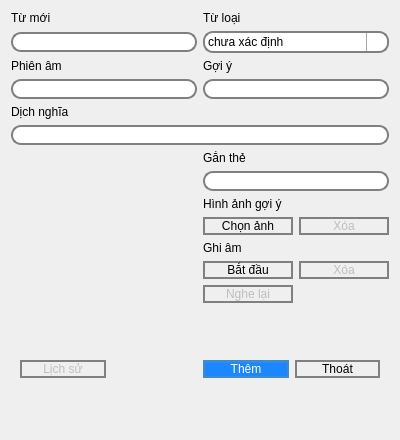
deserteagle735/memento, file interface/form/add.ui: the form before one commit.
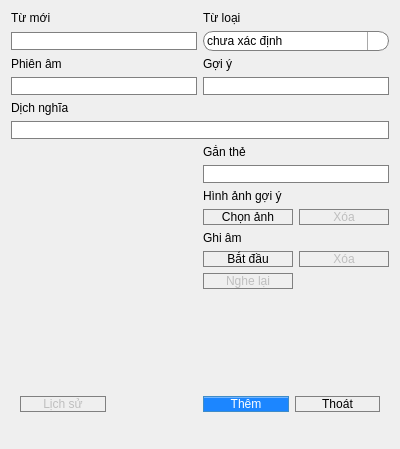
The form after the commit. Icons and pictures are not drawn.

What changed in the file:
```diff
--- a/interface/form/add.ui
+++ b/interface/form/add.ui
@@ -10,7 +10,7 @@
     <x>0</x>
     <y>0</y>
     <width>400</width>
-    <height>440</height>
+    <height>449</height>
    </rect>
   </property>
   <property name="windowTitle">
@@ -78,9 +78,16 @@
      <item row="1" column="0">
       <widget class="QLineEdit" name="text_vocabulary">
        <property name="styleSheet">
-        <string notr="true">border-radius:10px;
-border:2px solid gray;
-padding: 0 8px;</string>
+        <string notr="true">QLineEdit{
+border-radius:10px;
+border:1px solid gray;
+padding: 0 8px;
+}
+
+QLineEdit:focus
+{
+    border: 1px solid #006080;
+}</string>
        </property>
       </widget>
      </item>
@@ -115,17 +122,22 @@
           <bool>false</bool>
          </property>
          <property name="styleSheet">
-          <string notr="true">border-radius:10px;
-border:2px solid gray;
+          <string notr="true">QPushButton{border-radius:10px;
+border:1px solid gray;
 padding: 0 8px;
- background-color: qlineargradient(x1: 0, y1: 0, x2: 0, y2: 1,
-                                      stop: 0 #f6f7fa, stop: 1 #dadbde);</string>
+background-color: qlineargradient(x1: 0, y1: 0, x2: 0, y2: 1,
+                                      stop: 0 #f6f7fa, stop: 1 #dadbde);
+}
+
+QPushButton:focus{
+border: 1px solid #006080;
+}</string>
          </property>
          <property name="text">
           <string>Xóa</string>
          </property>
          <property name="autoDefault">
-          <bool>false</bool>
+          <bool>true</bool>
          </property>
         </widget>
        </item>
@@ -135,34 +147,44 @@
           <bool>false</bool>
          </property>
          <property name="styleSheet">
-          <string notr="true">border-radius:10px;
-border:2px solid gray;
+          <string notr="true">QPushButton{border-radius:10px;
+border:1px solid gray;
 padding: 0 8px;
- background-color: qlineargradient(x1: 0, y1: 0, x2: 0, y2: 1,
-                                      stop: 0 #f6f7fa, stop: 1 #dadbde);</string>
+background-color: qlineargradient(x1: 0, y1: 0, x2: 0, y2: 1,
+                                      stop: 0 #f6f7fa, stop: 1 #dadbde);
+}
+
+QPushButton:focus{
+border: 1px solid #006080;
+}</string>
          </property>
          <property name="text">
           <string>Xóa</string>
          </property>
          <property name="autoDefault">
-          <bool>false</bool>
+          <bool>true</bool>
          </property>
         </widget>
        </item>
        <item row="6" column="0">
         <widget class="QPushButton" name="button_record">
          <property name="styleSheet">
-          <string notr="true">border-radius:10px;
-border:2px solid gray;
+          <string notr="true">QPushButton{border-radius:10px;
+border:1px solid gray;
 padding: 0 8px;
- background-color: qlineargradient(x1: 0, y1: 0, x2: 0, y2: 1,
-                                      stop: 0 #f6f7fa, stop: 1 #dadbde);</string>
+background-color: qlineargradient(x1: 0, y1: 0, x2: 0, y2: 1,
+                                      stop: 0 #f6f7fa, stop: 1 #dadbde);
+}
+
+QPushButton:focus{
+border: 1px solid #006080;
+}</string>
          </property>
          <property name="text">
           <string>Bắt đầu</string>
          </property>
          <property name="autoDefault">
-          <bool>false</bool>
+          <bool>true</bool>
          </property>
          <property name="flat">
           <bool>false</bool>
@@ -175,17 +197,22 @@
           <bool>false</bool>
          </property>
          <property name="styleSheet">
-          <string notr="true">border-radius:10px;
-border:2px solid gray;
+          <string notr="true">QPushButton{border-radius:10px;
+border:1px solid gray;
 padding: 0 8px;
- background-color: qlineargradient(x1: 0, y1: 0, x2: 0, y2: 1,
-                                      stop: 0 #f6f7fa, stop: 1 #dadbde);</string>
+background-color: qlineargradient(x1: 0, y1: 0, x2: 0, y2: 1,
+                                      stop: 0 #f6f7fa, stop: 1 #dadbde);
+}
+
+QPushButton:focus{
+border: 1px solid #006080;
+}</string>
          </property>
          <property name="text">
           <string>Nghe lại</string>
          </property>
          <property name="autoDefault">
-          <bool>false</bool>
+          <bool>true</bool>
          </property>
          <property name="flat">
           <bool>false</bool>
@@ -215,26 +242,38 @@
        <item row="3" column="0">
         <widget class="QPushButton" name="button_choose_picture">
          <property name="styleSheet">
-          <string notr="true">border-radius:10px;
-border:2px solid gray;
+          <string notr="true">QPushButton{border-radius:10px;
+border:1px solid gray;
 padding: 0 8px;
- background-color: qlineargradient(x1: 0, y1: 0, x2: 0, y2: 1,
-                                      stop: 0 #f6f7fa, stop: 1 #dadbde);</string>
+background-color: qlineargradient(x1: 0, y1: 0, x2: 0, y2: 1,
+                                      stop: 0 #f6f7fa, stop: 1 #dadbde);
+}
+
+QPushButton:focus{
+border: 1px solid #006080;
+}</string>
          </property>
          <property name="text">
           <string>Chọn ảnh</string>
          </property>
          <property name="autoDefault">
-          <bool>false</bool>
+          <bool>true</bool>
          </property>
         </widget>
        </item>
        <item row="1" column="0" colspan="2">
         <widget class="QLineEdit" name="text_tag">
          <property name="styleSheet">
-          <string notr="true">border-radius:10px;
-border:2px solid gray;
-padding: 0 8px;</string>
+          <string notr="true">QLineEdit{
+border-radius:10px;
+border:1px solid gray;
+padding: 0 8px;
+}
+
+QLineEdit:focus
+{
+    border: 1px solid #006080;
+}</string>
          </property>
         </widget>
        </item>
@@ -253,9 +292,16 @@
      <item row="3" column="1">
       <widget class="QLineEdit" name="text_hint">
        <property name="styleSheet">
-        <string notr="true">border-radius:10px;
-border:2px solid gray;
-padding: 0 8px;</string>
+        <string notr="true">QLineEdit{
+border-radius:10px;
+border:1px solid gray;
+padding: 0 8px;
+}
+
+QLineEdit:focus
+{
+    border: 1px solid #006080;
+}</string>
        </property>
       </widget>
      </item>
@@ -272,7 +318,7 @@
      <item row="1" column="1">
       <widget class="QComboBox" name="combobox_category">
        <property name="styleSheet">
-        <string notr="true">QComboBox{border: 2px solid gray;
+        <string notr="true">QComboBox{border: 1px solid gray;
 border-radius:10px; 
 padding: 1px 18px 1px 3px;
 min-width: 6em;
@@ -287,9 +333,15 @@
     border-left-color: darkgray;
     border-left-style: solid;
     border-top-right-radius: 10px; 
-    border-bottom-right-radius: 10px;
+    border-bottom-right-radius: 3px;
 }
-QComboBox::down-arrow{image: url(:/resource/drop-down-arrow.png);}</string>
+QComboBox::down-arrow{image: url(:/resource/drop-down-arrow.png);}
+
+QComboBox:focus{
+border: 1px solid #006080;
+}
+
+</string>
        </property>
        <item>
         <property name="text">
@@ -341,9 +393,16 @@
      <item row="3" column="0">
       <widget class="QLineEdit" name="text_phonetic">
        <property name="styleSheet">
-        <string notr="true">border-radius:10px;
-border:2px solid gray;
-padding: 0 8px;</string>
+        <string notr="true">QLineEdit{
+border-radius:10px;
+border:1px solid gray;
+padding: 0 8px;
+}
+
+QLineEdit:focus
+{
+    border: 1px solid #006080;
+}</string>
        </property>
       </widget>
      </item>
@@ -357,32 +416,93 @@
      <item row="6" column="0" colspan="2">
       <widget class="QLineEdit" name="text_definition">
        <property name="styleSheet">
-        <string notr="true">border-radius:10px;
-border:2px solid gray;
-padding: 0 8px;</string>
+        <string notr="true">QLineEdit{
+border-radius:10px;
+border:1px solid gray;
+padding: 0 8px;
+}
+
+QLineEdit:focus
+{
+    border: 1px solid #006080;
+}</string>
        </property>
       </widget>
      </item>
     </layout>
    </item>
+   <item>
+    <widget class="QLabel" name="label_bottom">
+     <property name="text">
+      <string/>
+     </property>
+     <property name="alignment">
+      <set>Qt::AlignCenter</set>
+     </property>
+    </widget>
+   </item>
    <item>
     <widget class="QWidget" name="widget_3" native="true">
      <layout class="QGridLayout" name="gridLayout_13">
       <property name="sizeConstraint">
        <enum>QLayout::SetDefaultConstraint</enum>
       </property>
-      <item row="0" column="3">
+      <item row="1" column="2">
+       <widget class="QWidget" name="widget_11" native="true"/>
+      </item>
+      <item row="1" column="1">
+       <widget class="QPushButton" name="button_history">
+        <property name="enabled">
+         <bool>false</bool>
+        </property>
+        <property name="toolTip">
+         <string>F3</string>
+        </property>
+        <property name="styleSheet">
+         <string notr="true">QPushButton{border-radius:10px;
+border:1px solid gray;
+padding: 0 8px;
+background-color: qlineargradient(x1: 0, y1: 0, x2: 0, y2: 1,
+                                      stop: 0 #f6f7fa, stop: 1 #dadbde);
+}
+
+QPushButton:focus{
+border: 1px solid #006080;
+}</string>
+        </property>
+        <property name="text">
+         <string>Lịch sử</string>
+        </property>
+        <property name="shortcut">
+         <string>F3</string>
+        </property>
+        <property name="autoDefault">
+         <bool>true</bool>
+        </property>
+       </widget>
+      </item>
+      <item row="1" column="3">
        <widget class="QPushButton" name="button_add">
+        <property name="enabled">
+         <bool>true</bool>
+        </property>
         <property name="toolTip">
          <string>F1</string>
         </property>
         <property name="styleSheet">
-         <string notr="true">border-radius:10px;
-border:2px solid #3f8cc8;
+         <string notr="true">QPushButton{border-radius:10px;
+border:1px solid #3f8cc8;
 padding: 0 8px;
 color: rgb(255, 255, 255);
 background-color: qlineargradient(spread:pad, x1:0.494, y1:0.989, x2:0.494, y2:0.011, stop:0.863158 rgba(23, 132, 255, 250), stop:1 rgba(255, 255, 255, 255));
-</string>
+}
+QPushButton:focus{
+border: 1px solid rgb(0, 255, 255);
+}
+QPushButton:disabled{
+background-color: rgb(195, 203, 218);
+border:1px solid rgb(195, 203, 218);
+}</string>
         </property>
         <property name="text">
          <string>Thêm</string>
@@ -391,53 +511,29 @@
          <string>F1</string>
         </property>
         <property name="autoDefault">
-         <bool>false</bool>
+         <bool>true</bool>
         </property>
         <property name="flat">
          <bool>false</bool>
         </property>
        </widget>
       </item>
-      <item row="0" column="2">
-       <widget class="QWidget" name="widget_11" native="true"/>
-      </item>
-      <item row="0" column="1">
-       <widget class="QPushButton" name="button_history">
-        <property name="enabled">
-         <bool>false</bool>
-        </property>
-        <property name="toolTip">
-         <string>F3</string>
-        </property>
-        <property name="styleSheet">
-         <string notr="true">border-radius:10px;
-border:2px solid gray;
-padding: 0 8px;
- background-color: qlineargradient(x1: 0, y1: 0, x2: 0, y2: 1,
-                                      stop: 0 #f6f7fa, stop: 1 #dadbde);</string>
-        </property>
-        <property name="text">
-         <string>Lịch sử</string>
-        </property>
-        <property name="shortcut">
-         <string>F3</string>
-        </property>
-        <property name="autoDefault">
-         <bool>false</bool>
-        </property>
-       </widget>
-      </item>
-      <item row="0" column="4">
+      <item row="1" column="4">
        <widget class="QPushButton" name="button_exit">
         <property name="toolTip">
          <string>F2</string>
         </property>
         <property name="styleSheet">
-         <string notr="true">border-radius:10px;
-border:2px solid gray;
+         <string notr="true">QPushButton{border-radius:10px;
+border:1px solid gray;
 padding: 0 8px;
 background-color: qlineargradient(x1: 0, y1: 0, x2: 0, y2: 1,
-                                      stop: 0 #f6f7fa, stop: 1 #dadbde);</string>
+                                      stop: 0 #f6f7fa, stop: 1 #dadbde);
+}
+
+QPushButton:focus{
+border: 1px solid #006080;
+}</string>
         </property>
         <property name="text">
          <string>Thoát</string>
@@ -446,7 +542,7 @@
          <string>F2</string>
         </property>
         <property name="autoDefault">
-         <bool>false</bool>
+         <bool>true</bool>
         </property>
        </widget>
       </item>
```
